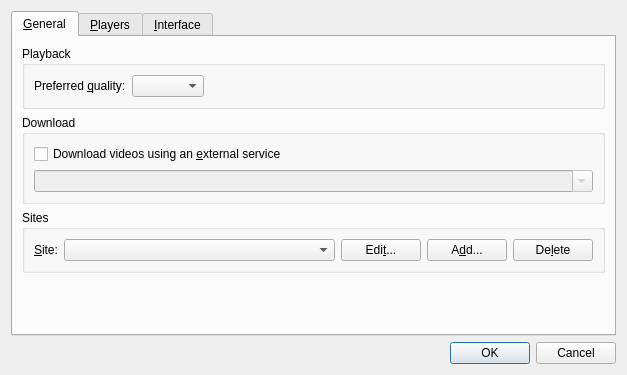
Before: the Qt Designer form src/configdialog.ui in smplayer-dev/smtube, drawn with Qt 5.
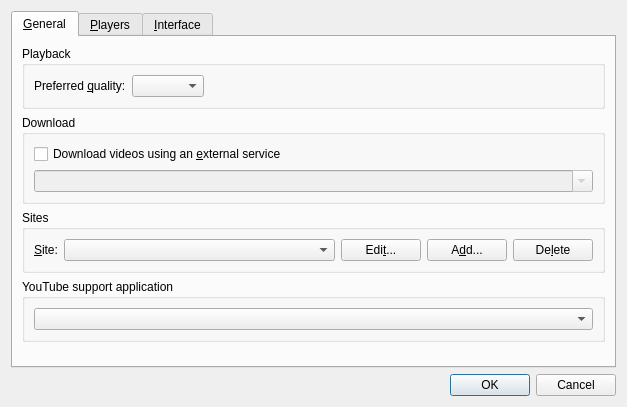
After: the same form once the commit is applied. Icons and pictures are not drawn.

Commit message: Add option to what youtube app to use

The edit to the form file:
```diff
--- a/src/configdialog.ui
+++ b/src/configdialog.ui
@@ -7,7 +7,7 @@
     <x>0</x>
     <y>0</y>
     <width>627</width>
-    <height>375</height>
+    <height>407</height>
    </rect>
   </property>
   <property name="windowTitle">
@@ -146,6 +146,18 @@
          </layout>
         </widget>
        </item>
+       <item>
+        <widget class="QGroupBox" name="youtube_app_group">
+         <property name="title">
+          <string>YouTube support application</string>
+         </property>
+         <layout class="QVBoxLayout" name="verticalLayout_9">
+          <item>
+           <widget class="QComboBox" name="ytdl_bin_combo"/>
+          </item>
+         </layout>
+        </widget>
+       </item>
        <item>
         <spacer name="verticalSpacer_3">
          <property name="orientation">
```
Left out of the diff: 17 changed lines with no effect on the pictures. The commit also changes 3 other files.
